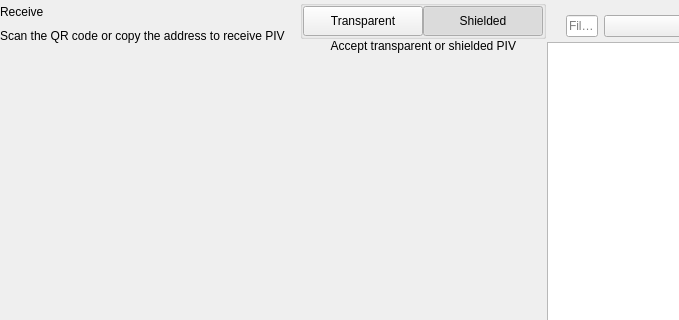
PIVX-Project/PIVX, file src/qt/hemis/forms/receivewidget.ui: the form before one commit; both pictures show x 0 to 679 and y 0 to 320 of the 819 by 629 pixel window.
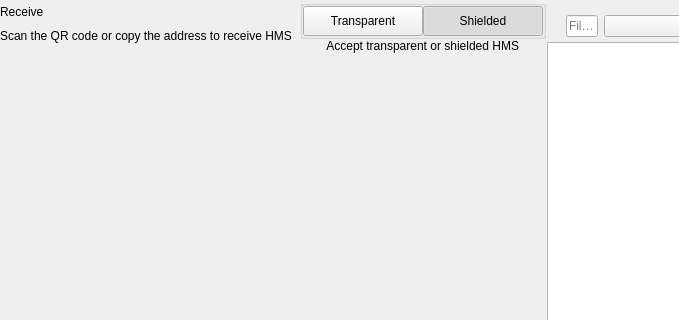
The form after the commit. Custom widgets are drawn as their Qt base class.

Diff of the .ui file:
```diff
--- a/src/qt/hemis/forms/receivewidget.ui
+++ b/src/qt/hemis/forms/receivewidget.ui
@@ -78,7 +78,7 @@
             <item alignment="Qt::AlignTop">
              <widget class="QLabel" name="labelSubtitle1">
               <property name="text">
-               <string>Scan the QR code or copy the address to receive PIV</string>
+               <string>Scan the QR code or copy the address to receive HMS</string>
               </property>
              </widget>
             </item>
@@ -201,7 +201,7 @@
              <item alignment="Qt::AlignHCenter|Qt::AlignTop">
               <widget class="QLabel" name="labelSubtitle2">
                <property name="text">
-                <string>Accept transparent or shielded PIV</string>
+                <string>Accept transparent or shielded HMS</string>
                </property>
                <property name="alignment">
                 <set>Qt::AlignRight|Qt::AlignTrailing|Qt::AlignVCenter</set>
```
